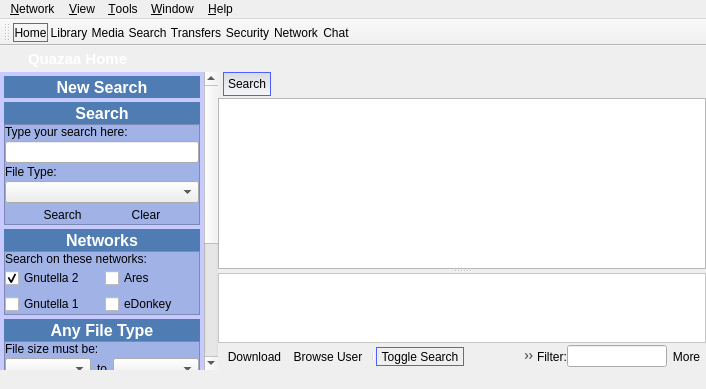
First picture: the form in trunk/mainwindow.ui, repository c3c/quazaa, before the edit.
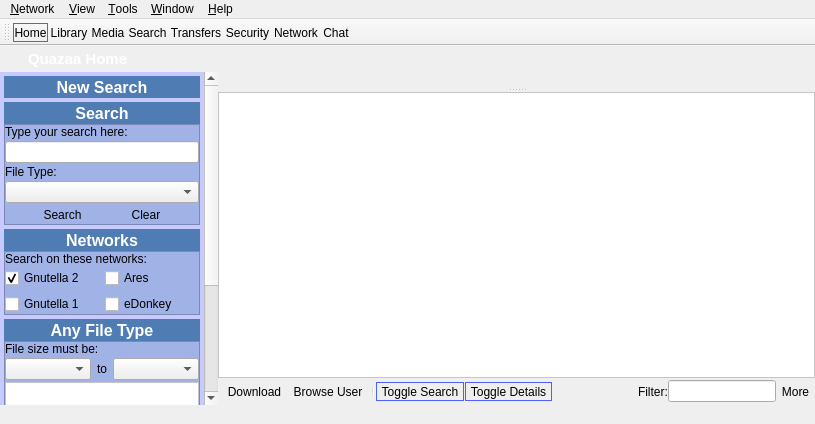
Second picture: the form after the edit. The open tabs and pages were chosen to show the change. Icons and pictures are not drawn.

Commit message: Corrected search display. Removed design time search window and added WidgetSearchTemplate in MainWindow constructor.

```diff
--- a/trunk/mainwindow.ui
+++ b/trunk/mainwindow.ui
@@ -6,8 +6,8 @@
    <rect>
     <x>0</x>
     <y>0</y>
-    <width>706</width>
-    <height>366</height>
+    <width>815</width>
+    <height>424</height>
    </rect>
   </property>
   <property name="windowTitle">
@@ -2548,8 +2548,8 @@
                <rect>
                 <x>0</x>
                 <y>0</y>
-                <width>216</width>
-                <height>528</height>
+                <width>261</width>
+                <height>637</height>
                </rect>
               </property>
               <layout class="QGridLayout" name="gridLayout_19">
@@ -3238,26 +3238,6 @@
               <property name="currentIndex">
                <number>0</number>
               </property>
-              <widget class="QWidget" name="tabSearch1">
-               <attribute name="icon">
-                <iconset resource="Resource.qrc">
-                 <normaloff>:/Resource/Generic/Search.png</normaloff>:/Resource/Generic/Search.png</iconset>
-               </attribute>
-               <attribute name="title">
-                <string>Search</string>
-               </attribute>
-               <layout class="QGridLayout" name="gridLayout_22">
-                <property name="margin">
-                 <number>0</number>
-                </property>
-                <property name="spacing">
-                 <number>0</number>
-                </property>
-                <item row="0" column="0">
-                 <widget class="QTreeView" name="treeViewSearch1"/>
-                </item>
-               </layout>
-              </widget>
              </widget>
             </item>
            </layout>
@@ -3297,8 +3277,8 @@
                 <rect>
                  <x>0</x>
                  <y>0</y>
-                 <width>98</width>
-                 <height>28</height>
+                 <width>593</width>
+                 <height>82</height>
                 </rect>
                </property>
               </widget>
@@ -6293,8 +6273,8 @@
     <rect>
      <x>0</x>
      <y>0</y>
-     <width>706</width>
-     <height>21</height>
+     <width>815</width>
+     <height>27</height>
     </rect>
    </property>
    <property name="layoutDirection">
```
Left out of the diff: 14 changed lines with no effect on the pictures. The commit also changes 2 other files.
